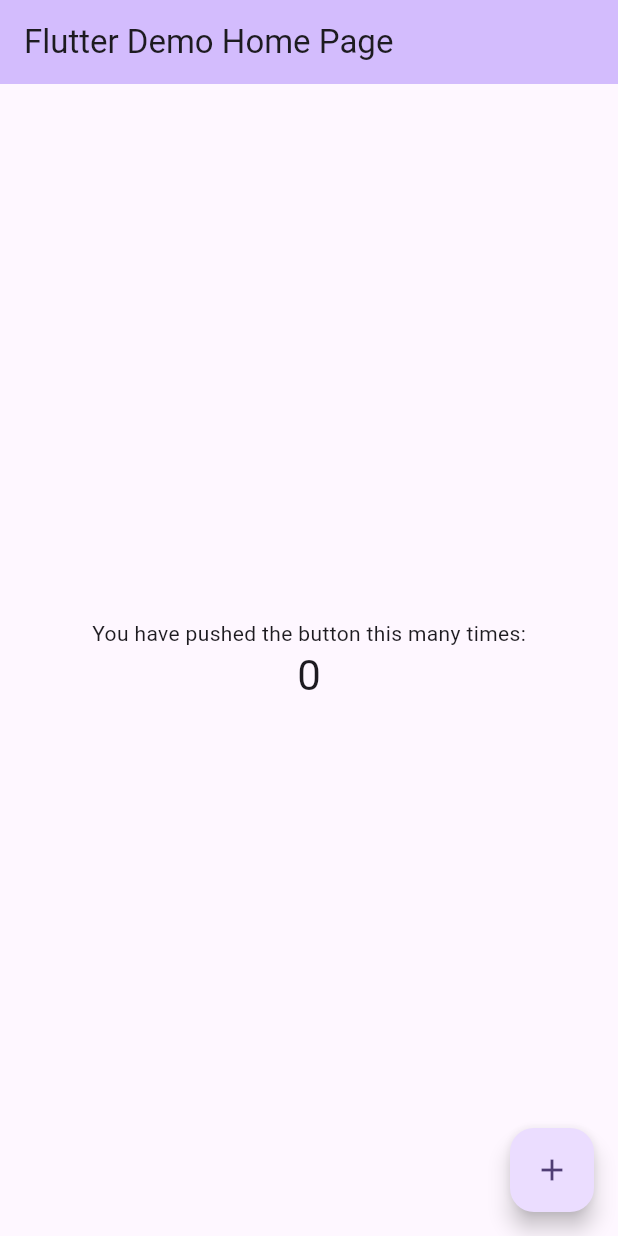
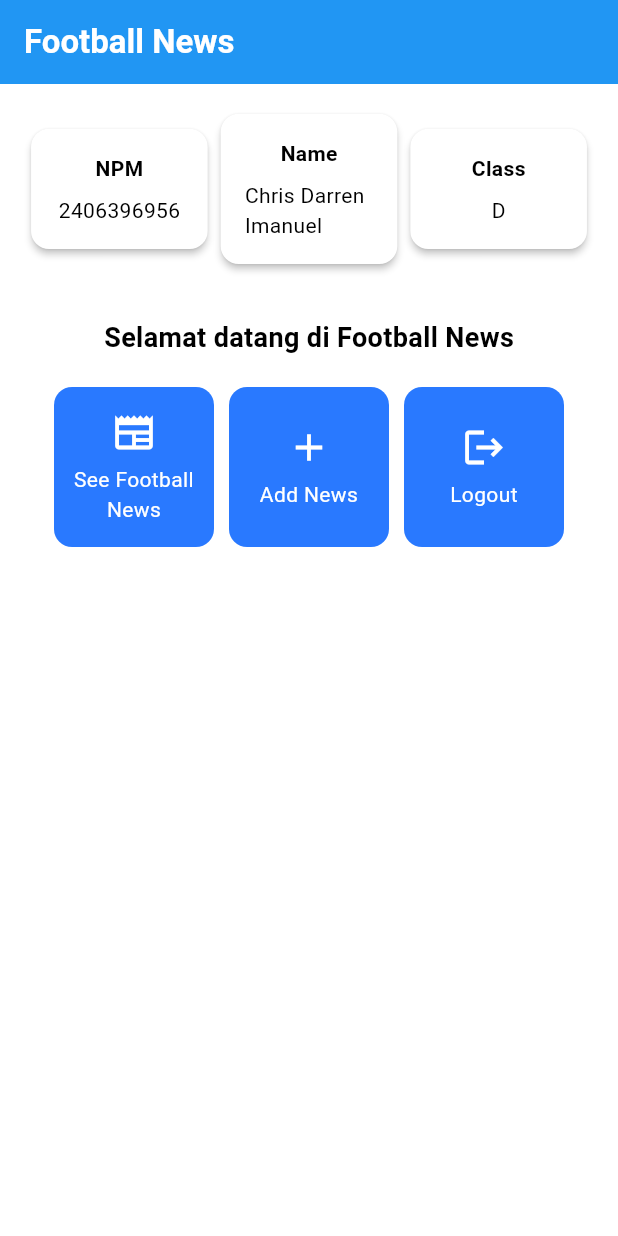
Before and after one commit to sweetsaltt/football-news-mobile, a Flutter app: the screen it shows after launch, on a phone screen of 412 x 824 dp. Run offline on Flutter 3.47's test engine with Material 3 defaults, Android fonts, the phone set to English and light mode, and no system bars.

Commit message:
completion tutorial 6

```diff
--- a/lib/main.dart
+++ b/lib/main.dart
@@ -1,4 +1,5 @@
 import 'package:flutter/material.dart';
+import 'package:football_news/menu.dart';
 
 void main() {
   runApp(const MyApp());
@@ -28,95 +29,10 @@ class MyApp extends StatelessWidget {
         //
         // This works for code too, not just values: Most code changes can be
         // tested with just a hot reload.
-        colorScheme: ColorScheme.fromSeed(seedColor: Colors.deepPurple),
+        colorScheme: ColorScheme.fromSwatch(primarySwatch: Colors.blue)
+            .copyWith(secondary: Colors.blueAccent[400]),
       ),
-      home: const MyHomePage(title: 'Flutter Demo Home Page'),
+      home: MyHomePage(),
     );
   }
 }
-
-class MyHomePage extends StatefulWidget {
-  const MyHomePage({super.key, required this.title});
-
-  // This widget is the home page of your application. It is stateful, meaning
-  // that it has a State object (defined below) that contains fields that affect
-  // how it looks.
-
-  // This class is the configuration for the state. It holds the values (in this
-  // case the title) provided by the parent (in this case the App widget) and
-  // used by the build method of the State. Fields in a Widget subclass are
-  // always marked "final".
-
-  final String title;
-
-  @override
-  State<MyHomePage> createState() => _MyHomePageState();
-}
-
-class _MyHomePageState extends State<MyHomePage> {
-  int _counter = 0;
-
-  void _incrementCounter() {
-    setState(() {
-      // This call to setState tells the Flutter framework that something has
-      // changed in this State, which causes it to rerun the build method below
-      // so that the display can reflect the updated values. If we changed
-      // _counter without calling setState(), then the build method would not be
-      // called again, and so nothing would appear to happen.
-      _counter++;
-    });
-  }
-
-  @override
-  Widget build(BuildContext context) {
-    // This method is rerun every time setState is called, for instance as done
-    // by the _incrementCounter method above.
-    //
-    // The Flutter framework has been optimized to make rerunning build methods
-    // fast, so that you can just rebuild anything that needs updating rather
-    // than having to individually change instances of widgets.
-    return Scaffold(
-      appBar: AppBar(
-        // TRY THIS: Try changing the color here to a specific color (to
-        // Colors.amber, perhaps?) and trigger a hot reload to see the AppBar
-        // change color while the other colors stay the same.
-        backgroundColor: Theme.of(context).colorScheme.inversePrimary,
-        // Here we take the value from the MyHomePage object that was created by
-        // the App.build method, and use it to set our appbar title.
-        title: Text(widget.title),
-      ),
-      body: Center(
-        // Center is a layout widget. It takes a single child and positions it
-        // in the middle of the parent.
-        child: Column(
-          // Column is also a layout widget. It takes a list of children and
-          // arranges them vertically. By default, it sizes itself to fit its
-          // children horizontally, and tries to be as tall as its parent.
-          //
-          // Column has various properties to control how it sizes itself and
-          // how it positions its children. Here we use mainAxisAlignment to
-          // center the children vertically; the main axis here is the vertical
-          // axis because Columns are vertical (the cross axis would be
-          // horizontal).
-          //
-          // TRY THIS: Invoke "debug painting" (choose the "Toggle Debug Paint"
-          // action in the IDE, or press "p" in the console), to see the
-          // wireframe for each widget.
-          mainAxisAlignment: MainAxisAlignment.center,
-          children: <Widget>[
-            const Text('You have pushed the button this many times:'),
-            Text(
-              '$_counter',
-              style: Theme.of(context).textTheme.headlineMedium,
-            ),
-          ],
-        ),
-      ),
-      floatingActionButton: FloatingActionButton(
-        onPressed: _incrementCounter,
-        tooltip: 'Increment',
-        child: const Icon(Icons.add),
-      ), // This trailing comma makes auto-formatting nicer for build methods.
-    );
-  }
-}
--- /dev/null
+++ b/lib/menu.dart
@@ -0,0 +1,192 @@
+import 'package:flutter/material.dart';
+
+class MyHomePage extends StatelessWidget {
+  MyHomePage({super.key});
+
+  final String nama = "Chris Darren Imanuel";
+  final String npm = "2406396956";
+  final String kelas = "D";
+
+  @override
+  Widget build(BuildContext context) {
+    // Scaffold menyediakan struktur dasar halaman dengan AppBar dan body.
+    return Scaffold(
+      // AppBar adalah bagian atas halaman yang menampilkan judul.
+      appBar: AppBar(
+        // Judul aplikasi "Football News" dengan teks putih dan tebal.
+        title: const Text(
+          'Football News',
+          style: TextStyle(
+            color: Colors.white,
+            fontWeight: FontWeight.bold,
+          ),
+        ),
+        // Warna latar belakang AppBar diambil dari skema warna tema aplikasi.
+        backgroundColor: Theme.of(context).colorScheme.primary,
+      ),
+      // Body halaman dengan padding di sekelilingnya.
+      body: Padding(
+        padding: const EdgeInsets.all(16.0),
+        // Menyusun widget secara vertikal dalam sebuah kolom.
+        child: Column(
+          crossAxisAlignment: CrossAxisAlignment.center,
+          children: [
+            // Row untuk menampilkan 3 InfoCard secara horizontal.
+            Row(
+              mainAxisAlignment: MainAxisAlignment.spaceEvenly,
+              children: [
+                InfoCard(title: 'NPM', content: npm),
+                InfoCard(title: 'Name', content: nama),
+                InfoCard(title: 'Class', content: kelas),
+              ],
+            ),
+
+            // Memberikan jarak vertikal 16 unit.
+            const SizedBox(height: 16.0),
+
+            // Menempatkan widget berikutnya di tengah halaman.
+            Center(
+              child: Column(
+                // Menyusun teks dan grid item secara vertikal.
+
+                children: [
+                  // Menampilkan teks sambutan dengan gaya tebal dan ukuran 18.
+                  const Padding(
+                    padding: EdgeInsets.only(top: 16.0),
+                    child: Text(
+                      'Selamat datang di Football News',
+                      style: TextStyle(
+                        fontWeight: FontWeight.bold,
+                        fontSize: 18.0,
+                      ),
+                    ),
+                  ),
+
+                  // Grid untuk menampilkan ItemCard dalam bentuk grid 3 kolom.
+                  GridView.count(
+                    primary: true,
+                    padding: const EdgeInsets.all(20),
+                    crossAxisSpacing: 10,
+                    mainAxisSpacing: 10,
+                    crossAxisCount: 3,
+                    // Agar grid menyesuaikan tinggi kontennya.
+                    shrinkWrap: true,
+
+                    // Menampilkan ItemCard untuk setiap item dalam list items.
+                    children: items.map((ItemHomepage item) {
+                      return ItemCard(item);
+                    }).toList(),
+                  ),
+                ],
+              ),
+            ),
+          ],
+        ),
+      ),
+    );
+  }
+
+  final List<ItemHomepage> items = [
+    ItemHomepage("See Football News", Icons.newspaper),
+    ItemHomepage("Add News", Icons.add),
+    ItemHomepage("Logout", Icons.logout),
+  ];
+}
+
+class InfoCard extends StatelessWidget {
+  // Kartu informasi yang menampilkan title dan content.
+
+  final String title; // Judul kartu.
+  final String content; // Isi kartu.
+
+  const InfoCard({super.key, required this.title, required this.content});
+
+  @override
+  Widget build(BuildContext context) {
+    return Card(
+      // Membuat kotak kartu dengan bayangan dibawahnya.
+      elevation: 2.0,
+      child: Container(
+        // Mengatur ukuran dan jarak di dalam kartu.
+        width: MediaQuery
+            .of(context)
+            .size
+            .width / 3.5, // menyesuaikan dengan lebar device yang digunakan.
+        padding: const EdgeInsets.all(16.0),
+        // Menyusun title dan content secara vertikal.
+        child: Column(
+          children: [
+            Text(
+              title,
+              style: const TextStyle(fontWeight: FontWeight.bold),
+            ),
+            const SizedBox(height: 8.0),
+            Text(content),
+          ],
+        ),
+      ),
+    );
+  }
+}
+
+class ItemHomepage {
+  final String name;
+  final IconData icon;
+
+  ItemHomepage(this.name, this.icon);
+}
+
+
+class ItemCard extends StatelessWidget {
+  // Menampilkan kartu dengan ikon dan nama.
+
+  final ItemHomepage item;
+
+  const ItemCard(this.item, {super.key});
+
+  @override
+  Widget build(BuildContext context) {
+    return Material(
+      // Menentukan warna latar belakang dari tema aplikasi.
+      color: Theme.of(context).colorScheme.secondary,
+      // Membuat sudut kartu melengkung.
+      borderRadius: BorderRadius.circular(12),
+
+      child: InkWell(
+        // Aksi ketika kartu ditekan.
+        onTap: () {
+          // Menampilkan pesan SnackBar saat kartu ditekan.
+          ScaffoldMessenger.of(context)
+            ..hideCurrentSnackBar()
+            ..showSnackBar(
+                SnackBar(content: Text("Kamu telah menekan tombol ${item.name}!"))
+            );
+        },
+        // Container untuk menyimpan Icon dan Text
+        child: Container(
+          padding: const EdgeInsets.all(8),
+          child: Center(
+            child: Column(
+              // Menyusun ikon dan teks di tengah kartu.
+              mainAxisAlignment: MainAxisAlignment.center,
+              children: [
+                Icon(
+                  item.icon,
+                  color: Colors.white,
+                  size: 30.0,
+                ),
+                const Padding(padding: EdgeInsets.all(3)),
+                Text(
+                  item.name,
+                  textAlign: TextAlign.center,
+                  style: const TextStyle(color: Colors.white),
+                ),
+              ],
+            ),
+          ),
+        ),
+      ),
+    );
+  }
+
+}
```
